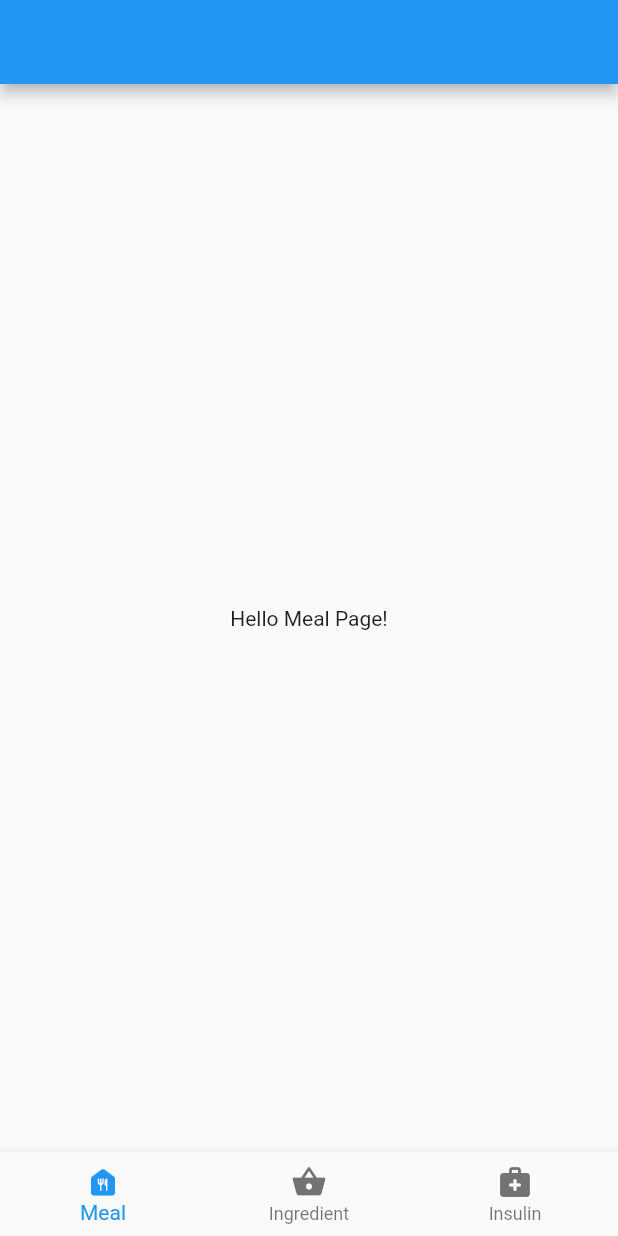
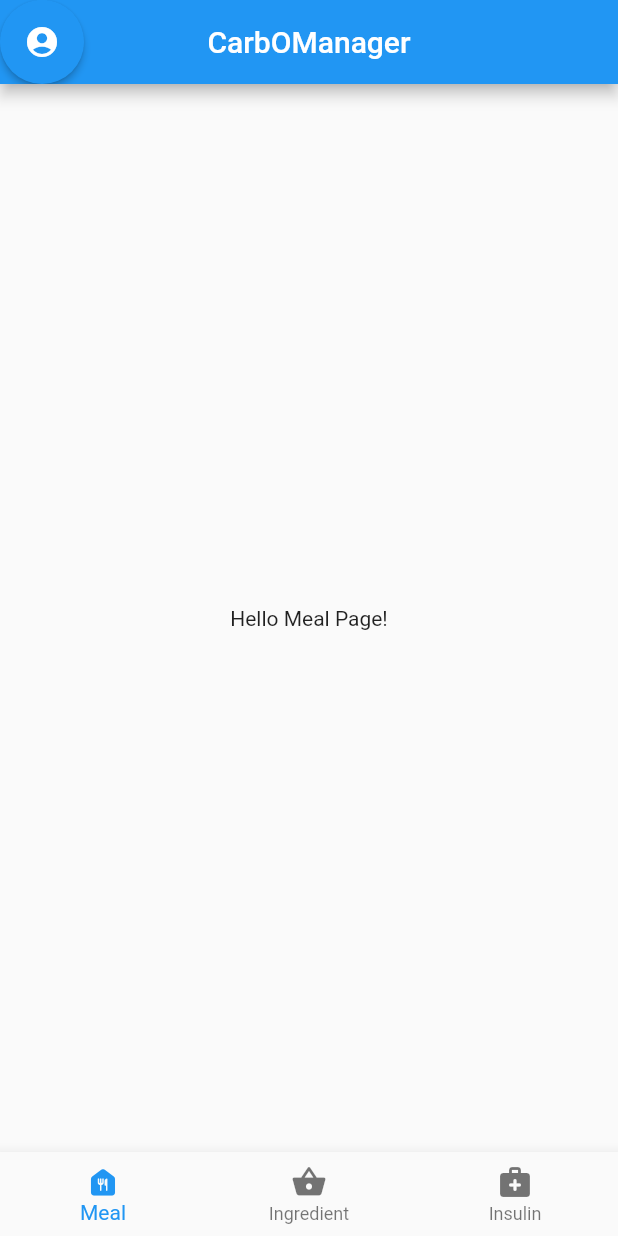
Before and after one commit to MerryLeo/CarbOManager, a Flutter app: the screen it shows after launch, on a phone screen of 412 x 824 dp. Run offline on Flutter 3.47's test engine with Material 2 defaults, Android fonts, the light colour scheme and no system bars.

Commit message:
Added Top Navigation Bar

```diff
--- a/carb_o_manager/lib/main.dart
+++ b/carb_o_manager/lib/main.dart
@@ -22,6 +22,8 @@
     currentPage = pages[index];
     notifyListeners();
   }
+
+  void openAccount() {}
 }
 
 class MyApp extends StatelessWidget {
@@ -40,6 +42,7 @@
         tooltip: 'Enter insulin data here')
   ];
   static const String applicationTitle = 'CarbOManager';
+  static const Icon accountIcon = Icon(Icons.account_circle);
   static final ThemeData themeData = ThemeData(primarySwatch: Colors.blue);
 
   const MyApp({Key? key}) : super(key: key);
--- a/carb_o_manager/lib/main_view.dart
+++ b/carb_o_manager/lib/main_view.dart
@@ -2,13 +2,25 @@ import 'package:flutter/material.dart';
 import 'main.dart';
 import 'package:provider/provider.dart';
 
+// Display pages and allow the
+// user to navigate through pages
 class MainView extends StatelessWidget {
   const MainView({Key? key}) : super(key: key);
 
   @override
   Widget build(BuildContext context) {
     return Scaffold(
-      appBar: AppBar(),
+      appBar: AppBar(
+        leading: ElevatedButton(
+          onPressed: context.read<MyAppModel>().openAccount,
+          child: MyApp.accountIcon,
+          style: ElevatedButton.styleFrom(
+            shape: const CircleBorder(),
+          ),
+        ),
+        title: const Text(MyApp.applicationTitle),
+        centerTitle: true,
+      ),
       body: context.watch<MyAppModel>().currentPage,
       bottomNavigationBar: BottomNavigationBar(
         items: MyApp.bottomBarItems,
```
Also changed, not shown: carb_o_manager/lib/top_meal_bar.dart (added, +20 -0 lines).
